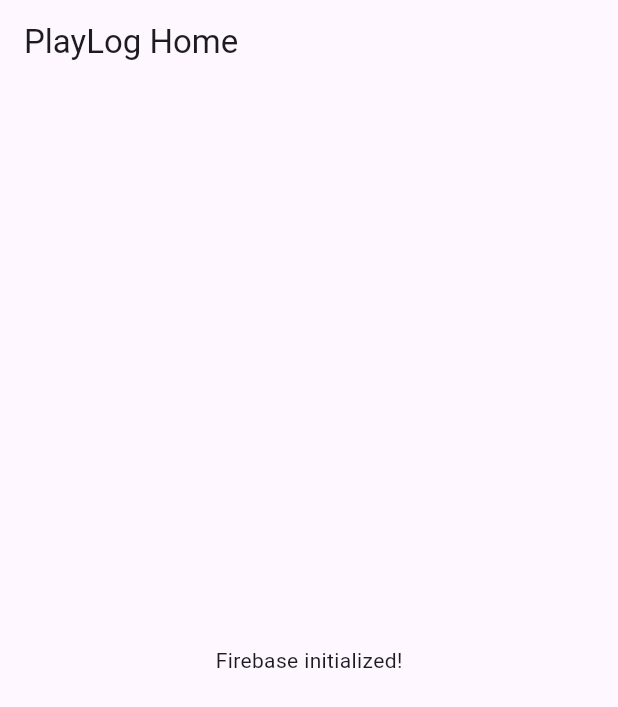
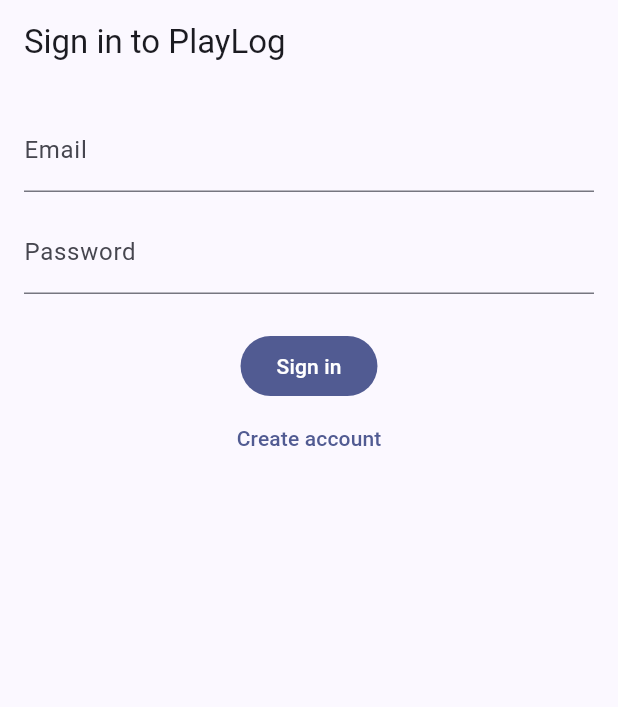
Before and after one commit to jeson-lin/PlayLog, a Flutter app: the screen it shows after launch, on a phone screen of 412 x 824 dp. Shown: the top 707 px of the screen. Run offline on Flutter 3.47's test engine with Material 3 defaults, Android fonts, the light colour scheme and no system bars; our stand-ins replace cloud_firestore, file_picker, firebase_auth, firebase_core, google_mobile_ads, google_sign_in and 7 more; missing offline and left inert: flutter_fft, record; accounts and stored records are empty; generated files the repository leaves out were written again; statements that could not run were skipped.

Commit message:
Initial commit of PlayLog project

```diff
--- a/lib/main.dart
+++ b/lib/main.dart
@@ -1,51 +1,26 @@
-import 'package:flutter/foundation.dart';
-// lib/main.dart
 import 'package:flutter/material.dart';
 import 'package:firebase_core/firebase_core.dart';
+import 'firebase_options.dart';
+import 'src/auth_gate.dart';
 
-// 如果你已經用 flutterfire 產生了 lib/firebase_options.dart，保留下面這行；
-// 若尚未產生，先暫時註解掉，並改用下方的「沒有 options 的初始化」。
-import 'firebase_options.dart';
-
-Future<void> main() async {
+void main() async {
   WidgetsFlutterBinding.ensureInitialized();
-
-  // ✅ 正式做法（已產生 firebase_options.dart）
-  if (kIsWeb) {
-      await Firebase.initializeApp(
-        options: DefaultFirebaseOptions.web,
-      );
-    } else {
-      await Firebase.initializeApp();
-    };
-
-  // ❌ 如果還沒產生 firebase_options.dart，請先用這個暫時跑 Android：
-  // await Firebase.initializeApp(); // Android 會讀 android/app/google-services.json
-
-  runApp(const MyApp());
+  await Firebase.initializeApp(options: DefaultFirebaseOptions.currentPlatform);
+  runApp(const PlayLogApp());
 }
 
-class MyApp extends StatelessWidget {
-  const MyApp({super.key});
-
+class PlayLogApp extends StatelessWidget {
+  const PlayLogApp({super.key});
   @override
   Widget build(BuildContext context) {
     return MaterialApp(
+      title: 'PlayLog',
       debugShowCheckedModeBanner: false,
-      title: 'PlayLog',
-      home: const HomePage(),
+      theme: ThemeData(
+        useMaterial3: true,
+        colorScheme: ColorScheme.fromSeed(seedColor: Colors.indigo),
+      ),
+      home: const AuthGate(),
     );
   }
 }
-
-class HomePage extends StatelessWidget {
-  const HomePage({super.key});
-
-  @override
-  Widget build(BuildContext context) {
-    return Scaffold(
-      appBar: AppBar(title: const Text('PlayLog Home')),
-      body: const Center(child: Text('Firebase initialized!')),
-    );
-  }
-}
--- /dev/null
+++ b/lib/src/auth_gate.dart
@@ -0,0 +1,81 @@
+import 'package:flutter/material.dart';
+import 'package:firebase_auth/firebase_auth.dart';
+import 'home_shell.dart';
+
+class AuthGate extends StatelessWidget {
+  const AuthGate({super.key});
+
+  @override
+  Widget build(BuildContext context) {
+    return StreamBuilder<User?>(
+      stream: FirebaseAuth.instance.authStateChanges(),
+      builder: (context, snap) {
+        if (snap.connectionState == ConnectionState.waiting) {
+          return const Scaffold(body: Center(child: CircularProgressIndicator()));
+        }
+        if (snap.data == null) {
+          return const _AuthPage();
+        }
+        return const HomeShell();
+      },
+    );
+  }
+}
+
+class _AuthPage extends StatefulWidget {
+  const _AuthPage();
+
+  @override
+  State<_AuthPage> createState() => _AuthPageState();
+}
+
+class _AuthPageState extends State<_AuthPage> {
+  final email = TextEditingController();
+  final password = TextEditingController();
+  bool busy = false;
+  String? error;
+
+  Future<void> _signIn(bool isRegister) async {
+    setState(() { busy = true; error = null; });
+    try {
+      final auth = FirebaseAuth.instance;
+      if (isRegister) {
+        await auth.createUserWithEmailAndPassword(email: email.text.trim(), password: password.text);
+      } else {
+        await auth.signInWithEmailAndPassword(email: email.text.trim(), password: password.text);
+      }
+    } on FirebaseAuthException catch (e) {
+      setState(() => error = e.message);
+    } finally {
+      if (mounted) setState(() => busy = false);
+    }
+  }
+
+  @override
+  Widget build(BuildContext context) {
+    return Scaffold(
+      appBar: AppBar(title: const Text('Sign in to PlayLog')),
+      body: Padding(
+        padding: const EdgeInsets.all(16),
+        child: Column(
+          children: [
+            TextField(controller: email, decoration: const InputDecoration(labelText: 'Email')),
+            const SizedBox(height: 12),
+            TextField(controller: password, obscureText: true, decoration: const InputDecoration(labelText: 'Password')),
+            const SizedBox(height: 16),
+            if (error != null) Text(error!, style: const TextStyle(color: Colors.red)),
+            const SizedBox(height: 8),
+            FilledButton(
+              onPressed: busy ? null : () => _signIn(false),
+              child: const Text('Sign in'),
+            ),
+            TextButton(
+              onPressed: busy ? null : () => _signIn(true),
+              child: const Text('Create account'),
+            ),
+          ],
+        ),
+      ),
+    );
+  }
+}
--- a/pubspec.yaml
+++ b/pubspec.yaml
@@ -14,6 +14,12 @@
   cloud_firestore: ^6.0.1
   firebase_storage: ^13.0.1
   intl: ^0.20.2
+  record: ^5.0.4
+  path_provider: ^2.1.4
+  share_plus: ^10.0.2
+  flutter_fft: ^1.5.0
+  vibration: ^1.8.4
+
 
 dev_dependencies:
   flutter_test:
```
Also changed, not shown: lib/src/home_shell.dart (added, +44 -0 lines), lib/src/pages/home_page.dart (added, +11 -0 lines), lib/src/pages/metronome_page.dart (added, +97 -0 lines), lib/src/pages/practice_page.dart (added, +9 -0 lines), lib/src/pages/recorder_page.dart (added, +86 -0 lines), lib/src/pages/settings_page.dart (added, +8 -0 lines), lib/src/pages/tuner_page.dart (added, +79 -0 lines), README_All_in_One.txt (added), README_Feature_Pack.txt (added), README_PlayLog_Patch.txt (added), 1 other file.
